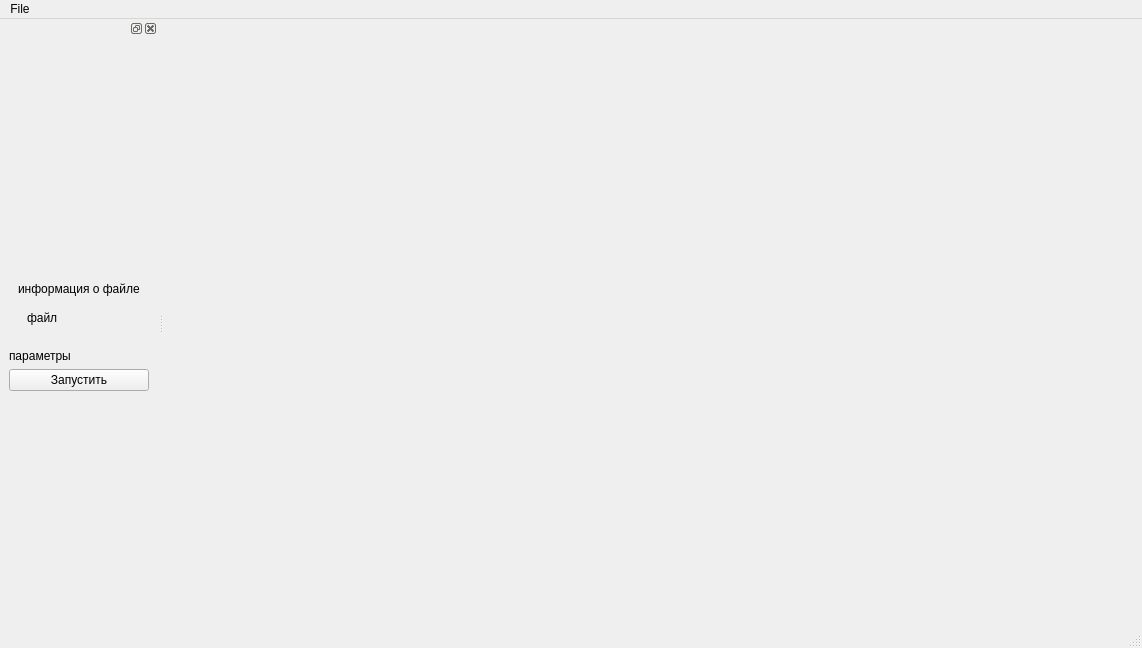
Qt form src/widgets/mainwindow.ui (BigCubeCat/SpectralToolbox) before a commit.
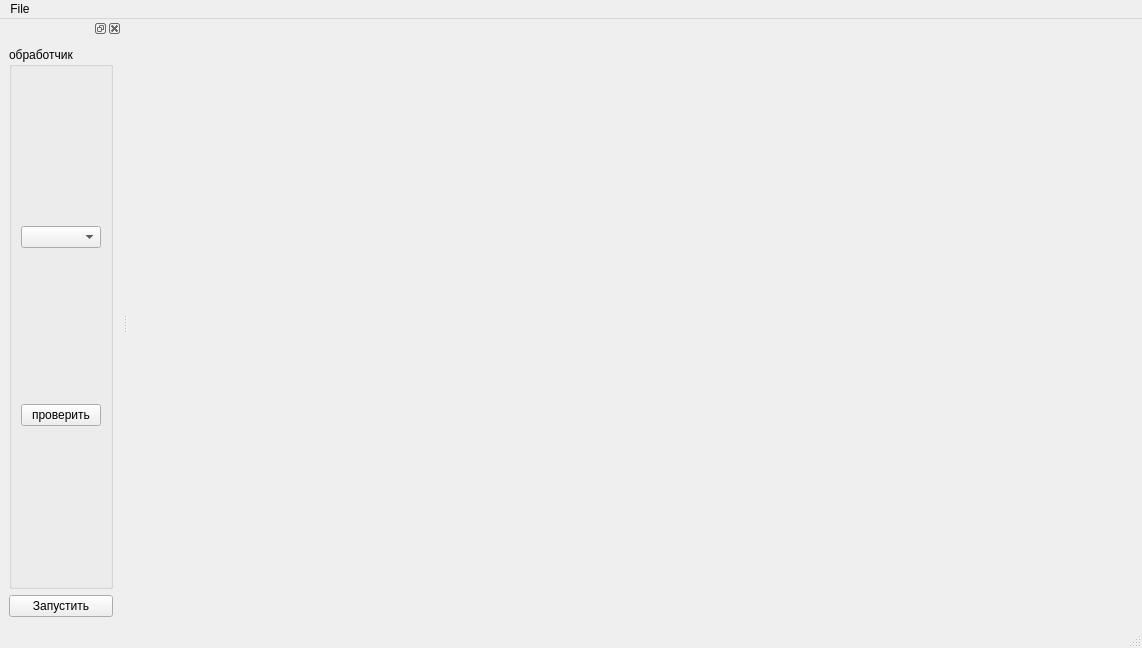
The same form after that commit.

Commit message: feat: изменил верстку

What changed in the file:
```diff
--- a/src/widgets/mainwindow.ui
+++ b/src/widgets/mainwindow.ui
@@ -50,74 +50,29 @@
      <item>
       <layout class="QVBoxLayout" name="verticalLayout">
        <item>
-        <widget class="QWidget" name="verticalWidget_3" native="true">
-         <property name="sizePolicy">
-          <sizepolicy hsizetype="Preferred" vsizetype="Maximum">
-           <horstretch>0</horstretch>
-           <verstretch>0</verstretch>
-          </sizepolicy>
+        <widget class="QGroupBox" name="groupBox">
+         <property name="title">
+          <string>обработчик</string>
          </property>
-         <layout class="QVBoxLayout" name="verticalLayout_4">
+         <layout class="QVBoxLayout" name="verticalLayout_5">
           <item>
-           <widget class="QLabel" name="label">
-            <property name="sizePolicy">
-             <sizepolicy hsizetype="Preferred" vsizetype="Maximum">
-              <horstretch>0</horstretch>
-              <verstretch>0</verstretch>
-             </sizepolicy>
-            </property>
+           <widget class="QComboBox" name="methodBox"/>
+          </item>
+          <item>
+           <layout class="QVBoxLayout" name="paramLayout"/>
+          </item>
+          <item>
+           <widget class="QPushButton" name="pushButton">
             <property name="text">
-             <string>информация о файле</string>
+             <string>проверить</string>
             </property>
            </widget>
           </item>
-          <item>
-           <widget class="QWidget" name="horizontalWidget" native="true">
-            <property name="sizePolicy">
-             <sizepolicy hsizetype="Preferred" vsizetype="Maximum">
-              <horstretch>0</horstretch>
-              <verstretch>0</verstretch>
-             </sizepolicy>
-            </property>
-            <layout class="QHBoxLayout" name="horizontalLayout">
-             <item>
-              <widget class="QLabel" name="label_3">
-               <property name="text">
-                <string>файл</string>
-               </property>
-              </widget>
-             </item>
-             <item>
-              <widget class="QLabel" name="fileLabel">
-               <property name="text">
-                <string/>
-               </property>
-              </widget>
-             </item>
-            </layout>
-           </widget>
-          </item>
          </layout>
         </widget>
        </item>
        <item>
-        <widget class="QLabel" name="label_2">
-         <property name="sizePolicy">
-          <sizepolicy hsizetype="Preferred" vsizetype="Maximum">
-           <horstretch>0</horstretch>
-           <verstretch>0</verstretch>
-          </sizepolicy>
-         </property>
-         <property name="text">
-          <string>параметры</string>
-         </property>
-        </widget>
-       </item>
-       <item>
-        <layout class="QVBoxLayout" name="paramLayout"/>
-       </item>
-       <item>
-        <widget class="QPushButton" name="pushButton">
+        <widget class="QPushButton" name="runButton">
          <property name="text">
           <string>Запустить</string>
          </property>
```
The commit also changes 2 other files.
